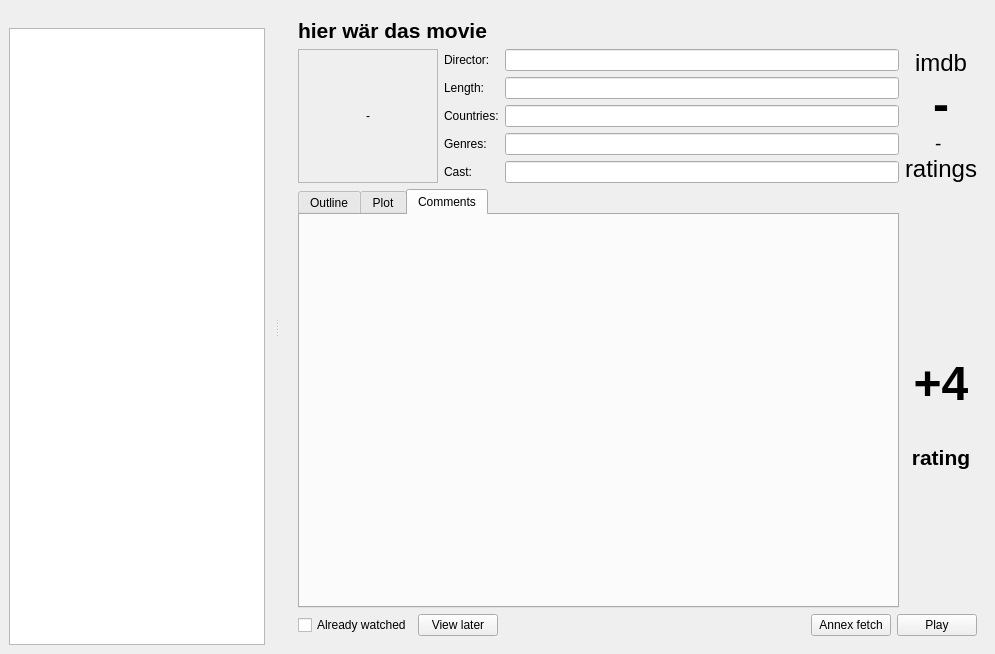
First picture: the form in moviehamster/gui/qtgui.ui, repository bordstein/hamster, before the edit.
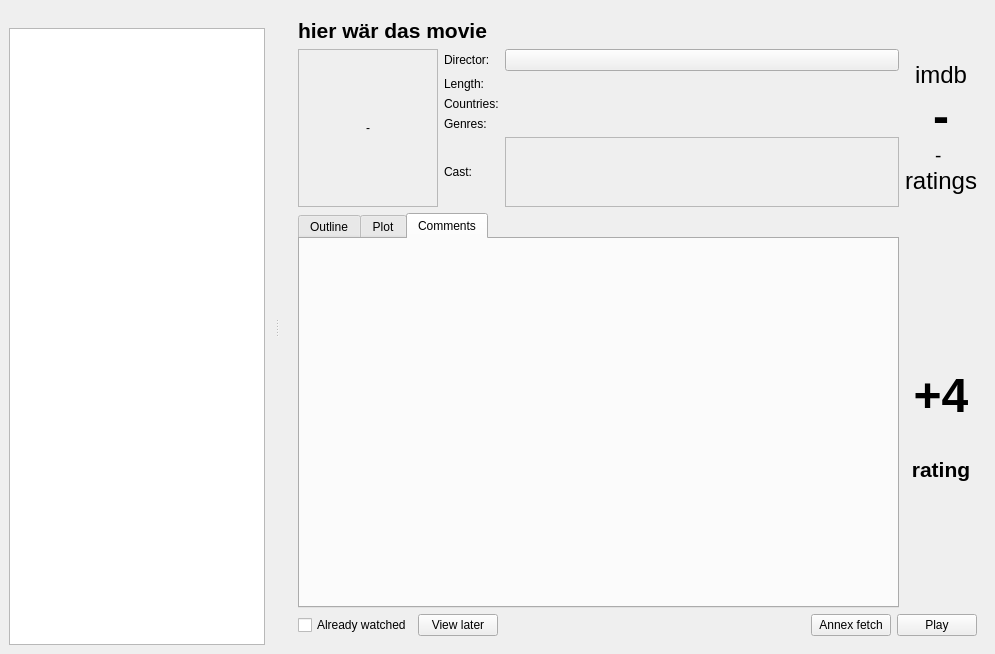
Second picture: the form after the edit. The open tabs and pages were chosen to show the change. Icons and pictures are not drawn.

The edit to the form file:
```diff
--- a/moviehamster/gui/qtgui.ui
+++ b/moviehamster/gui/qtgui.ui
@@ -128,13 +128,6 @@
           </property>
          </widget>
         </item>
-        <item row="1" column="2">
-         <widget class="QLineEdit" name="l_director">
-          <property name="readOnly">
-           <bool>true</bool>
-          </property>
-         </widget>
-        </item>
         <item row="1" column="3" rowspan="5">
          <widget class="QLabel" name="l_rating">
           <property name="frameShape">
@@ -165,13 +158,6 @@
           </property>
          </widget>
         </item>
-        <item row="2" column="2">
-         <widget class="QLineEdit" name="l_runtime">
-          <property name="readOnly">
-           <bool>true</bool>
-          </property>
-         </widget>
-        </item>
         <item row="3" column="1">
          <widget class="QLabel" name="label_2">
           <property name="text">
@@ -179,13 +165,6 @@
           </property>
          </widget>
         </item>
-        <item row="3" column="2">
-         <widget class="QLineEdit" name="l_countries">
-          <property name="readOnly">
-           <bool>true</bool>
-          </property>
-         </widget>
-        </item>
         <item row="4" column="1">
          <widget class="QLabel" name="label_4">
           <property name="text">
@@ -193,13 +172,6 @@
           </property>
          </widget>
         </item>
-        <item row="4" column="2">
-         <widget class="QLineEdit" name="l_genres">
-          <property name="readOnly">
-           <bool>true</bool>
-          </property>
-         </widget>
-        </item>
         <item row="5" column="1">
          <widget class="QLabel" name="label_3">
           <property name="text">
@@ -207,13 +179,6 @@
           </property>
          </widget>
         </item>
-        <item row="5" column="2">
-         <widget class="QLineEdit" name="l_cast">
-          <property name="readOnly">
-           <bool>true</bool>
-          </property>
-         </widget>
-        </item>
         <item row="6" column="0" colspan="3">
          <widget class="QTabWidget" name="tabWidget">
           <property name="currentIndex">
@@ -383,6 +348,74 @@
           </item>
          </layout>
         </item>
+        <item row="1" column="2">
+         <widget class="QPushButton" name="btn_director">
+          <property name="sizePolicy">
+           <sizepolicy hsizetype="Minimum" vsizetype="Fixed">
+            <horstretch>0</horstretch>
+            <verstretch>0</verstretch>
+           </sizepolicy>
+          </property>
+          <property name="text">
+           <string/>
+          </property>
+         </widget>
+        </item>
+        <item row="2" column="2">
+         <widget class="QLabel" name="l_length">
+          <property name="text">
+           <string/>
+          </property>
+         </widget>
+        </item>
+        <item row="3" column="2">
+         <widget class="QLabel" name="l_countries">
+          <property name="text">
+           <string/>
+          </property>
+         </widget>
+        </item>
+        <item row="4" column="2">
+         <widget class="QLabel" name="l_genres">
+          <property name="sizePolicy">
+           <sizepolicy hsizetype="Expanding" vsizetype="Preferred">
+            <horstretch>0</horstretch>
+            <verstretch>0</verstretch>
+           </sizepolicy>
+          </property>
+          <property name="text">
+           <string/>
+          </property>
+         </widget>
+        </item>
+        <item row="5" column="2">
+         <widget class="QScrollArea" name="scrollable_box_cast">
+          <property name="sizePolicy">
+           <sizepolicy hsizetype="Expanding" vsizetype="Fixed">
+            <horstretch>0</horstretch>
+            <verstretch>0</verstretch>
+           </sizepolicy>
+          </property>
+          <property name="widgetResizable">
+           <bool>true</bool>
+          </property>
+          <widget class="QWidget" name="scrollAreaWidgetContents">
+           <property name="geometry">
+            <rect>
+             <x>0</x>
+             <y>0</y>
+             <width>359</width>
+             <height>76</height>
+            </rect>
+           </property>
+           <layout class="QHBoxLayout" name="box_cast">
+            <property name="margin">
+             <number>3</number>
+            </property>
+           </layout>
+          </widget>
+         </widget>
+        </item>
        </layout>
       </widget>
      </widget>
```
Left out of the diff: 2 changed lines with no effect on the pictures.
